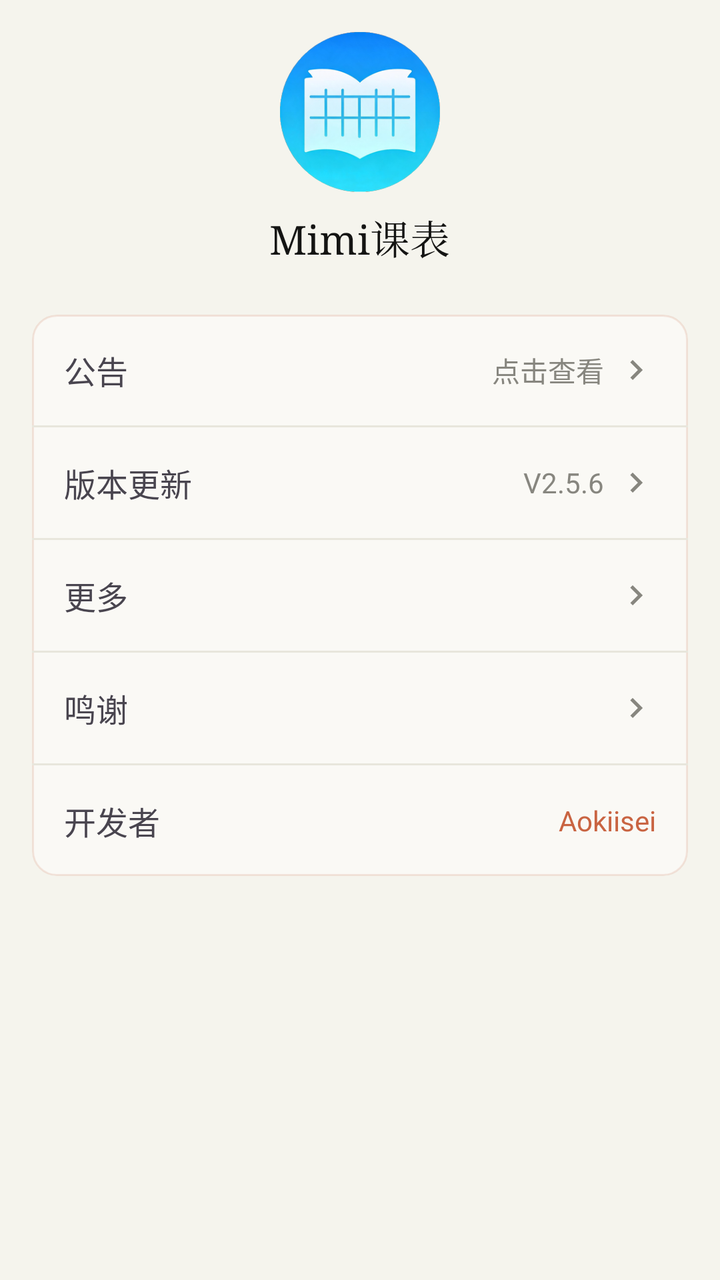
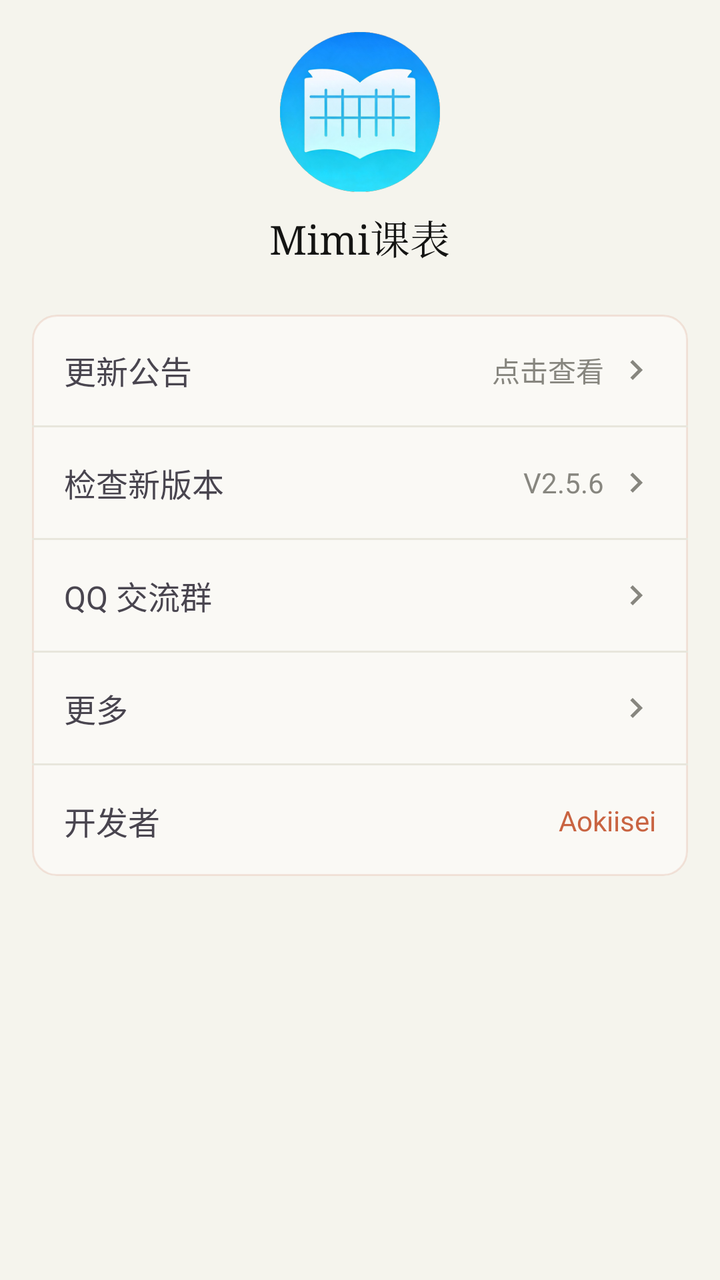

Screens rendered from an Android XML layout before and after an edit, with the pre-edit source and the edit as a unified diff.
<!-- AndroidManifest.xml: application theme Theme.WuyiKebiao -->
<!-- res/layout/fragment_profile.xml -->
<?xml version="1.0" encoding="utf-8"?>
<ScrollView android:background="@color/cl_parchment" android:layout_width="match_parent" android:layout_height="match_parent"
  xmlns:android="http://schemas.android.com/apk/res/android">
    <LinearLayout android:orientation="vertical" android:padding="16.0dp" android:layout_width="match_parent" android:layout_height="wrap_content">
        <LinearLayout android:gravity="center_horizontal" android:orientation="vertical" android:layout_width="match_parent" android:layout_height="wrap_content" android:layout_marginBottom="24.0dp">
            <ImageView android:background="@drawable/circle_bg" android:layout_width="80.0dp" android:layout_height="80.0dp" android:src="@drawable/ic_avatar" />
            <TextView android:id="@+id/tv_page_title" android:textSize="20.0sp" android:fontFamily="serif" android:textColor="@color/cl_ink" android:layout_width="wrap_content" android:layout_height="wrap_content" android:layout_marginTop="8.0dp" android:text="Mimi课表" />
        </LinearLayout>
        <LinearLayout android:orientation="vertical" android:background="@drawable/bg_cl_card" android:clipToOutline="true" android:layout_width="match_parent" android:layout_height="wrap_content">
            <LinearLayout android:orientation="horizontal" android:id="@id/layout_announcement" android:background="?selectableItemBackground" android:padding="16.0dp" android:gravity="center_vertical" android:focusable="true" android:clickable="true" android:layout_width="match_parent" android:layout_height="wrap_content">
                <TextView android:textSize="16.0sp" android:layout_width="0.0dp" android:layout_height="wrap_content" android:text="公告" android:layout_weight="1.0" />
                <TextView android:textSize="14.0sp" android:textColor="@color/cl_stone" android:ellipsize="end" android:gravity="end" android:id="@id/tv_announcement_status" android:layout_width="0.0dp" android:layout_height="wrap_content" android:text="点击查看" android:maxLines="1" android:layout_weight="1.0" android:layout_marginStart="8.0dp" />
                <ImageView android:layout_width="20.0dp" android:layout_height="20.0dp" android:layout_gravity="center_vertical" android:layout_marginStart="6.0dp" android:src="@drawable/ic_arrow_forward" android:tint="@color/cl_stone" />
            </LinearLayout>
            <View android:background="@color/cl_border_warm" android:layout_width="match_parent" android:layout_height="1.0dp" />
            <LinearLayout android:orientation="horizontal" android:id="@id/layout_version" android:background="?selectableItemBackground" android:padding="16.0dp" android:gravity="center_vertical" android:focusable="true" android:clickable="true" android:layout_width="match_parent" android:layout_height="wrap_content">
                <TextView android:textSize="16.0sp" android:layout_width="0.0dp" android:layout_height="wrap_content" android:text="版本更新" android:layout_weight="1.0" />
                <TextView android:textSize="14.0sp" android:textColor="@color/cl_stone" android:id="@id/tv_version_name" android:layout_width="wrap_content" android:layout_height="wrap_content" android:text="V2.5.6" />
                <ImageView android:layout_width="20.0dp" android:layout_height="20.0dp" android:layout_gravity="center_vertical" android:layout_marginStart="6.0dp" android:src="@drawable/ic_arrow_forward" android:tint="@color/cl_stone" />
            </LinearLayout>
            <View android:background="@color/cl_border_warm" android:layout_width="match_parent" android:layout_height="1.0dp" />
            <LinearLayout android:orientation="horizontal" android:id="@id/layout_more" android:background="?selectableItemBackground" android:padding="16.0dp" android:gravity="center_vertical" android:focusable="true" android:clickable="true" android:layout_width="match_parent" android:layout_height="wrap_content">
                <TextView android:textSize="16.0sp" android:layout_width="0.0dp" android:layout_height="wrap_content" android:text="更多" android:layout_weight="1.0" />
                <ImageView android:layout_width="20.0dp" android:layout_height="20.0dp" android:layout_gravity="center_vertical" android:layout_marginStart="6.0dp" android:src="@drawable/ic_arrow_forward" android:tint="@color/cl_stone" />
            </LinearLayout>
            <View android:background="@color/cl_border_warm" android:layout_width="match_parent" android:layout_height="1.0dp" />
            <LinearLayout android:orientation="horizontal" android:id="@id/layout_thanks" android:background="?selectableItemBackground" android:padding="16.0dp" android:gravity="center_vertical" android:focusable="true" android:clickable="true" android:layout_width="match_parent" android:layout_height="wrap_content">
                <TextView android:textSize="16.0sp" android:layout_width="0.0dp" android:layout_height="wrap_content" android:text="鸣谢" android:layout_weight="1.0" />
                <ImageView android:layout_width="20.0dp" android:layout_height="20.0dp" android:layout_gravity="center_vertical" android:layout_marginStart="6.0dp" android:src="@drawable/ic_arrow_forward" android:tint="@color/cl_stone" />
            </LinearLayout>
            <View android:background="@color/cl_border_warm" android:layout_width="match_parent" android:layout_height="1.0dp" />
            <LinearLayout android:orientation="horizontal" android:id="@id/layout_creator" android:padding="16.0dp" android:gravity="center_vertical" android:layout_width="match_parent" android:layout_height="wrap_content">
                <TextView android:textSize="16.0sp" android:layout_width="0.0dp" android:layout_height="wrap_content" android:text="开发者" android:layout_weight="1.0" />
                <TextView android:textSize="14.0sp" android:textColor="@color/cl_terracotta" android:id="@id/tv_creator" android:layout_width="wrap_content" android:layout_height="wrap_content" android:text="Aokiisei" />
            </LinearLayout>
        </LinearLayout>
    </LinearLayout>
</ScrollView>
<!-- resources referenced by this layout -->
<resources>
  <color name="cl_border_warm">#FFE8E6DC</color>
  <color name="cl_ink">#FF141413</color>
  <color name="cl_parchment">#FFF5F4ED</color>
  <color name="cl_stone">#FF87867F</color>
  <color name="cl_terracotta">#FFC96442</color>
  <!-- drawable bg_cl_card (drawable) -->
  <?xml version="1.0" encoding="utf-8"?>
  <shape xmlns:android="http://schemas.android.com/apk/res/android" android:shape="rectangle">
      <solid android:color="@color/cl_ivory" />
      <corners android:radius="12.0dp" />
      <stroke android:width="1.0dp" android:color="#26C96442" />
  </shape>
  <!-- drawable circle_bg (drawable) -->
  <?xml version="1.0" encoding="utf-8"?>
  <shape android:shape="oval"
    xmlns:android="http://schemas.android.com/apk/res/android">
      <solid android:color="#c96442" />
  </shape>
  <!-- drawable ic_arrow_forward (drawable) -->
  <?xml version="1.0" encoding="utf-8"?>
  <vector android:height="24.0dp" android:width="24.0dp" android:viewportWidth="24.0" android:viewportHeight="24.0"
    xmlns:android="http://schemas.android.com/apk/res/android">
      <path android:fillColor="#999999" android:pathData="M8.59,16.59L13.17,12 8.59,7.41 10,6l6,6-6,6-1.41,-1.41z" />
  </vector>
  <!-- drawable ic_avatar: png bitmap (drawable, 49235 bytes) -->
  <style name="Theme.WuyiKebiao" parent="@style/Base.Theme.WuyiKebiao" />
  <color name="cl_ivory">#FFFAF9F5</color>
  <style name="Base.Theme.WuyiKebiao" parent="@style/Theme.Material3.DayNight.NoActionBar">
              
              <item name="colorPrimary">@color/cl_terracotta</item>
              <item name="colorOnPrimary">@color/cl_ivory</item>
              <item name="colorSecondary">@color/cl_coral</item>
              <item name="colorOnSecondary">@color/cl_ivory</item>
              <item name="colorSurface">@color/cl_ivory</item>
              <item name="colorOnSurface">@color/cl_ink</item>
              <item name="colorOutline">@color/cl_border_warm</item>
              <item name="android:colorBackground">@color/cl_parchment</item>
              <item name="android:windowBackground">@color/cl_parchment</item>
              <item name="android:statusBarColor">@color/cl_parchment</item>
              <item name="android:navigationBarColor">@color/cl_parchment</item>
              <item name="android:windowLightStatusBar">true</item>
          </style>
  <color name="cl_coral">#FFD97757</color>
</resources>

<!-- the commit's change to res/layout/fragment_profile.xml (unified diff, before → after) -->
@@ -8,24 +8,24 @@
         </LinearLayout>
         <LinearLayout android:orientation="vertical" android:background="@drawable/bg_cl_card" android:clipToOutline="true" android:layout_width="match_parent" android:layout_height="wrap_content">
             <LinearLayout android:orientation="horizontal" android:id="@id/layout_announcement" android:background="?selectableItemBackground" android:padding="16.0dp" android:gravity="center_vertical" android:focusable="true" android:clickable="true" android:layout_width="match_parent" android:layout_height="wrap_content">
-                <TextView android:textSize="16.0sp" android:layout_width="0.0dp" android:layout_height="wrap_content" android:text="公告" android:layout_weight="1.0" />
+                <TextView android:textSize="16.0sp" android:layout_width="0.0dp" android:layout_height="wrap_content" android:text="更新公告" android:layout_weight="1.0" />
                 <TextView android:textSize="14.0sp" android:textColor="@color/cl_stone" android:ellipsize="end" android:gravity="end" android:id="@id/tv_announcement_status" android:layout_width="0.0dp" android:layout_height="wrap_content" android:text="点击查看" android:maxLines="1" android:layout_weight="1.0" android:layout_marginStart="8.0dp" />
                 <ImageView android:layout_width="20.0dp" android:layout_height="20.0dp" android:layout_gravity="center_vertical" android:layout_marginStart="6.0dp" android:src="@drawable/ic_arrow_forward" android:tint="@color/cl_stone" />
             </LinearLayout>
             <View android:background="@color/cl_border_warm" android:layout_width="match_parent" android:layout_height="1.0dp" />
             <LinearLayout android:orientation="horizontal" android:id="@id/layout_version" android:background="?selectableItemBackground" android:padding="16.0dp" android:gravity="center_vertical" android:focusable="true" android:clickable="true" android:layout_width="match_parent" android:layout_height="wrap_content">
-                <TextView android:textSize="16.0sp" android:layout_width="0.0dp" android:layout_height="wrap_content" android:text="版本更新" android:layout_weight="1.0" />
+                <TextView android:textSize="16.0sp" android:layout_width="0.0dp" android:layout_height="wrap_content" android:text="检查新版本" android:layout_weight="1.0" />
                 <TextView android:textSize="14.0sp" android:textColor="@color/cl_stone" android:id="@id/tv_version_name" android:layout_width="wrap_content" android:layout_height="wrap_content" android:text="V2.5.6" />
+                <ImageView android:layout_width="20.0dp" android:layout_height="20.0dp" android:layout_gravity="center_vertical" android:layout_marginStart="6.0dp" android:src="@drawable/ic_arrow_forward" android:tint="@color/cl_stone" />
+            </LinearLayout>
+            <View android:background="@color/cl_border_warm" android:layout_width="match_parent" android:layout_height="1.0dp" />
+            <LinearLayout android:orientation="horizontal" android:id="@id/layout_qq_group" android:background="?selectableItemBackground" android:padding="16.0dp" android:gravity="center_vertical" android:focusable="true" android:clickable="true" android:layout_width="match_parent" android:layout_height="wrap_content">
+                <TextView android:textSize="16.0sp" android:layout_width="0.0dp" android:layout_height="wrap_content" android:text="QQ 交流群" android:layout_weight="1.0" />
                 <ImageView android:layout_width="20.0dp" android:layout_height="20.0dp" android:layout_gravity="center_vertical" android:layout_marginStart="6.0dp" android:src="@drawable/ic_arrow_forward" android:tint="@color/cl_stone" />
             </LinearLayout>
             <View android:background="@color/cl_border_warm" android:layout_width="match_parent" android:layout_height="1.0dp" />
             <LinearLayout android:orientation="horizontal" android:id="@id/layout_more" android:background="?selectableItemBackground" android:padding="16.0dp" android:gravity="center_vertical" android:focusable="true" android:clickable="true" android:layout_width="match_parent" android:layout_height="wrap_content">
                 <TextView android:textSize="16.0sp" android:layout_width="0.0dp" android:layout_height="wrap_content" android:text="更多" android:layout_weight="1.0" />
-                <ImageView android:layout_width="20.0dp" android:layout_height="20.0dp" android:layout_gravity="center_vertical" android:layout_marginStart="6.0dp" android:src="@drawable/ic_arrow_forward" android:tint="@color/cl_stone" />
-            </LinearLayout>
-            <View android:background="@color/cl_border_warm" android:layout_width="match_parent" android:layout_height="1.0dp" />
-            <LinearLayout android:orientation="horizontal" android:id="@id/layout_thanks" android:background="?selectableItemBackground" android:padding="16.0dp" android:gravity="center_vertical" android:focusable="true" android:clickable="true" android:layout_width="match_parent" android:layout_height="wrap_content">
-                <TextView android:textSize="16.0sp" android:layout_width="0.0dp" android:layout_height="wrap_content" android:text="鸣谢" android:layout_weight="1.0" />
                 <ImageView android:layout_width="20.0dp" android:layout_height="20.0dp" android:layout_gravity="center_vertical" android:layout_marginStart="6.0dp" android:src="@drawable/ic_arrow_forward" android:tint="@color/cl_stone" />
             </LinearLayout>
             <View android:background="@color/cl_border_warm" android:layout_width="match_parent" android:layout_height="1.0dp" />
